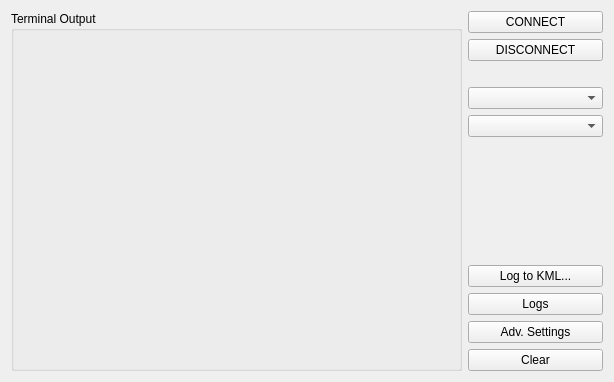
Qt form src/ui/configuration/TerminalConsole.ui (labtoast/apm_planner) before a commit.
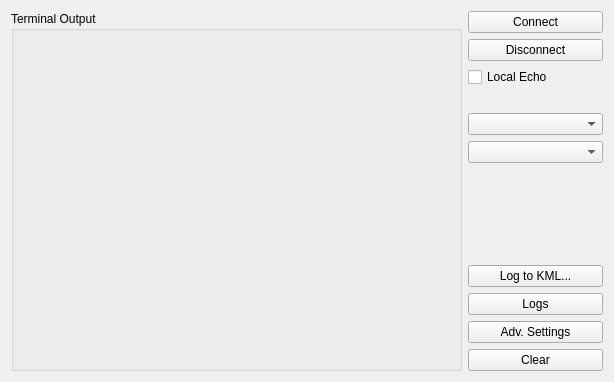
The same form after that commit.

Commit message: Terminal View: Add feature to enable local echo

The edit to the form file:
```diff
--- a/src/ui/configuration/TerminalConsole.ui
+++ b/src/ui/configuration/TerminalConsole.ui
@@ -33,41 +33,24 @@
      <property name="sizeConstraint">
       <enum>QLayout::SetMinimumSize</enum>
      </property>
-     <item alignment="Qt::AlignRight|Qt::AlignVCenter">
+     <item>
       <widget class="QPushButton" name="connectButton">
-       <property name="sizePolicy">
-        <sizepolicy hsizetype="MinimumExpanding" vsizetype="Fixed">
-         <horstretch>100</horstretch>
-         <verstretch>0</verstretch>
-        </sizepolicy>
-       </property>
-       <property name="minimumSize">
-        <size>
-         <width>135</width>
-         <height>0</height>
-        </size>
-       </property>
        <property name="text">
-        <string>CONNECT</string>
+        <string>Connect</string>
        </property>
       </widget>
      </item>
-     <item alignment="Qt::AlignRight">
+     <item>
       <widget class="QPushButton" name="disconnectButton">
-       <property name="sizePolicy">
-        <sizepolicy hsizetype="MinimumExpanding" vsizetype="Fixed">
-         <horstretch>0</horstretch>
-         <verstretch>0</verstretch>
-        </sizepolicy>
+       <property name="text">
+        <string>Disconnect</string>
        </property>
-       <property name="minimumSize">
-        <size>
-         <width>135</width>
-         <height>0</height>
-        </size>
-       </property>
+      </widget>
+     </item>
+     <item>
+      <widget class="QCheckBox" name="localEchoCheckBox">
        <property name="text">
-        <string>DISCONNECT</string>
+        <string>Local Echo</string>
        </property>
       </widget>
      </item>
```
The commit also changes 3 other files.
